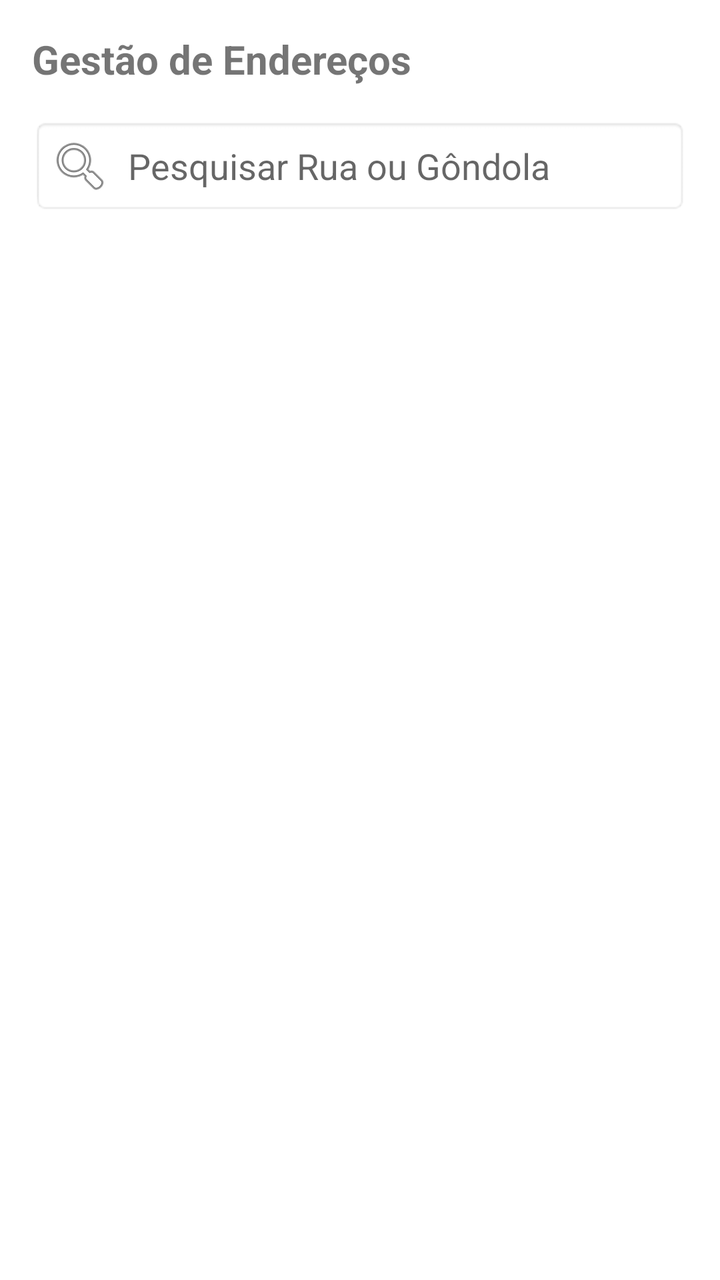
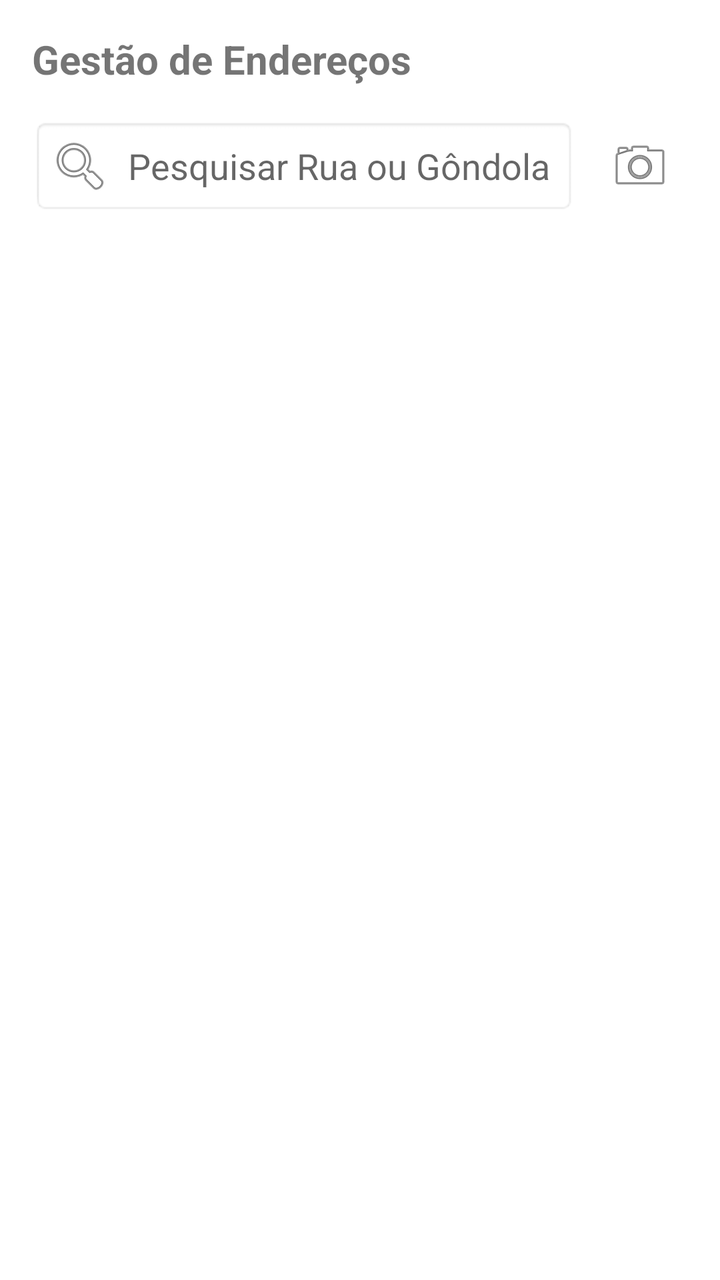

Before-and-after screenshots of an Android layout around one commit, followed by the original layout XML and the change that was made.
<!-- AndroidManifest.xml: application theme Theme.PistaLimpa -->
<!-- res/layout/fragment_admin_inventory.xml -->
<?xml version="1.0" encoding="utf-8"?>
<LinearLayout xmlns:android="http://schemas.android.com/apk/res/android"
    android:layout_width="match_parent"
    android:layout_height="match_parent"
    android:orientation="vertical"
    android:padding="16dp">

    <TextView
        android:layout_width="wrap_content"
        android:layout_height="wrap_content"
        android:text="Gestão de Endereços"
        android:textSize="20sp"
        android:textStyle="bold"
        android:layout_marginBottom="16dp" />

    <EditText
        android:id="@+id/etSearchInventory"
        android:layout_width="match_parent"
        android:layout_height="48dp"
        android:hint="Pesquisar Rua ou Gôndola"
        android:drawableStart="@android:drawable/ic_menu_search"
        android:drawablePadding="8dp"
        android:padding="8dp"
        android:background="@android:drawable/editbox_background"
        android:layout_marginBottom="16dp" />

    <androidx.recyclerview.widget.RecyclerView
        android:id="@+id/rvInventoryManagement"
        android:layout_width="match_parent"
        android:layout_height="match_parent" />

</LinearLayout>
<!-- resources referenced by this layout -->
<resources>
  <style name="Theme.PistaLimpa" parent="Theme.MaterialComponents.DayNight.DarkActionBar">
          
          <item name="colorPrimary">@color/purple_500</item>
          <item name="colorPrimaryVariant">@color/purple_700</item>
          <item name="colorOnPrimary">@color/white</item>
          
          <item name="colorSecondary">@color/teal_200</item>
          <item name="colorSecondaryVariant">@color/teal_700</item>
          <item name="colorOnSecondary">@color/black</item>
          
          <item name="android:statusBarColor">?attr/colorPrimaryVariant</item>
          
      </style>
  <color name="purple_500">#FF6200EE</color>
  <color name="purple_700">#FF3700B3</color>
  <color name="white">#FFFFFFFF</color>
  <color name="teal_200">#FF03DAC5</color>
  <color name="teal_700">#FF018786</color>
  <color name="black">#FF000000</color>
</resources>

<!-- the commit's change to res/layout/fragment_admin_inventory.xml (unified diff, before → after) -->
@@ -13,16 +13,33 @@
         android:textStyle="bold"
         android:layout_marginBottom="16dp" />
 
-    <EditText
-        android:id="@+id/etSearchInventory"
+    <LinearLayout
         android:layout_width="match_parent"
-        android:layout_height="48dp"
-        android:hint="Pesquisar Rua ou Gôndola"
-        android:drawableStart="@android:drawable/ic_menu_search"
-        android:drawablePadding="8dp"
-        android:padding="8dp"
-        android:background="@android:drawable/editbox_background"
-        android:layout_marginBottom="16dp" />
+        android:layout_height="wrap_content"
+        android:orientation="horizontal"
+        android:layout_marginBottom="16dp"
+        android:gravity="center_vertical">
+
+        <EditText
+            android:id="@+id/etSearchInventory"
+            android:layout_width="0dp"
+            android:layout_weight="1"
+            android:layout_height="48dp"
+            android:hint="Pesquisar Rua ou Gôndola"
+            android:drawableStart="@android:drawable/ic_menu_search"
+            android:drawablePadding="8dp"
+            android:padding="8dp"
+            android:background="@android:drawable/editbox_background" />
+
+        <ImageButton
+            android:id="@+id/btnBarcodeScanner"
+            android:layout_width="48dp"
+            android:layout_height="48dp"
+            android:layout_marginStart="8dp"
+            android:src="@android:drawable/ic_menu_camera"
+            android:contentDescription="Escanear Código de Barras"
+            android:background="?attr/selectableItemBackgroundBorderless" />
+    </LinearLayout>
 
     <androidx.recyclerview.widget.RecyclerView
         android:id="@+id/rvInventoryManagement"
